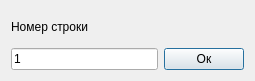
Old version of the form rdo/app/rdo_studio/branches/dev_qt_migration/res/ui/goto_line_dialog.ui in the repository aurusov/rdo_studio.
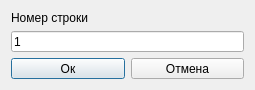
New version of the form.

Commit message: - диалог теперь похож на аналогичный в VisualStudio

Patch:
```diff
--- a/rdo/app/rdo_studio/branches/dev_qt_migration/res/ui/goto_line_dialog.ui
+++ b/rdo/app/rdo_studio/branches/dev_qt_migration/res/ui/goto_line_dialog.ui
@@ -10,7 +10,7 @@
     <x>0</x>
     <y>0</y>
     <width>255</width>
-    <height>81</height>
+    <height>90</height>
    </rect>
   </property>
   <property name="sizePolicy">
@@ -22,7 +22,7 @@
   <property name="minimumSize">
    <size>
     <width>255</width>
-    <height>80</height>
+    <height>90</height>
    </size>
   </property>
   <property name="maximumSize">
@@ -40,38 +40,49 @@
   <property name="modal">
    <bool>false</bool>
   </property>
-  <layout class="QHBoxLayout" name="horizontalLayout">
-   <item>
-    <layout class="QGridLayout" name="gridLayout">
-     <item row="1" column="0">
-      <widget class="QLineEdit" name="lineEdit">
-       <property name="contextMenuPolicy">
-        <enum>Qt::DefaultContextMenu</enum>
-       </property>
-       <property name="text">
-        <string>1</string>
-       </property>
-       <property name="maxLength">
-        <number>50</number>
-       </property>
-      </widget>
-     </item>
-     <item row="0" column="0">
-      <widget class="QLabel" name="label">
-       <property name="text">
-        <string>Номер строки</string>
-       </property>
-      </widget>
-     </item>
-     <item row="1" column="1">
+  <layout class="QGridLayout" name="gridLayout">
+   <item row="2" column="0">
+    <layout class="QHBoxLayout" name="horizontalLayout">
+     <item>
       <widget class="QPushButton" name="buttonOk">
        <property name="text">
         <string>Ок</string>
        </property>
       </widget>
      </item>
+     <item>
+      <widget class="QPushButton" name="buttonCancel">
+       <property name="text">
+        <string>Отмена</string>
+       </property>
+      </widget>
+     </item>
     </layout>
    </item>
+   <item row="0" column="0">
+    <layout class="QHBoxLayout" name="horizontalLayout_2">
+     <item>
+      <widget class="QLabel" name="label">
+       <property name="text">
+        <string>Номер строки</string>
+       </property>
+      </widget>
+     </item>
+    </layout>
+   </item>
+   <item row="1" column="0">
+    <widget class="QLineEdit" name="lineEdit">
+     <property name="contextMenuPolicy">
+      <enum>Qt::DefaultContextMenu</enum>
+     </property>
+     <property name="text">
+      <string>1</string>
+     </property>
+     <property name="maxLength">
+      <number>50</number>
+     </property>
+    </widget>
+   </item>
   </layout>
  </widget>
  <resources/>
```
The commit also changes 2 other files.
